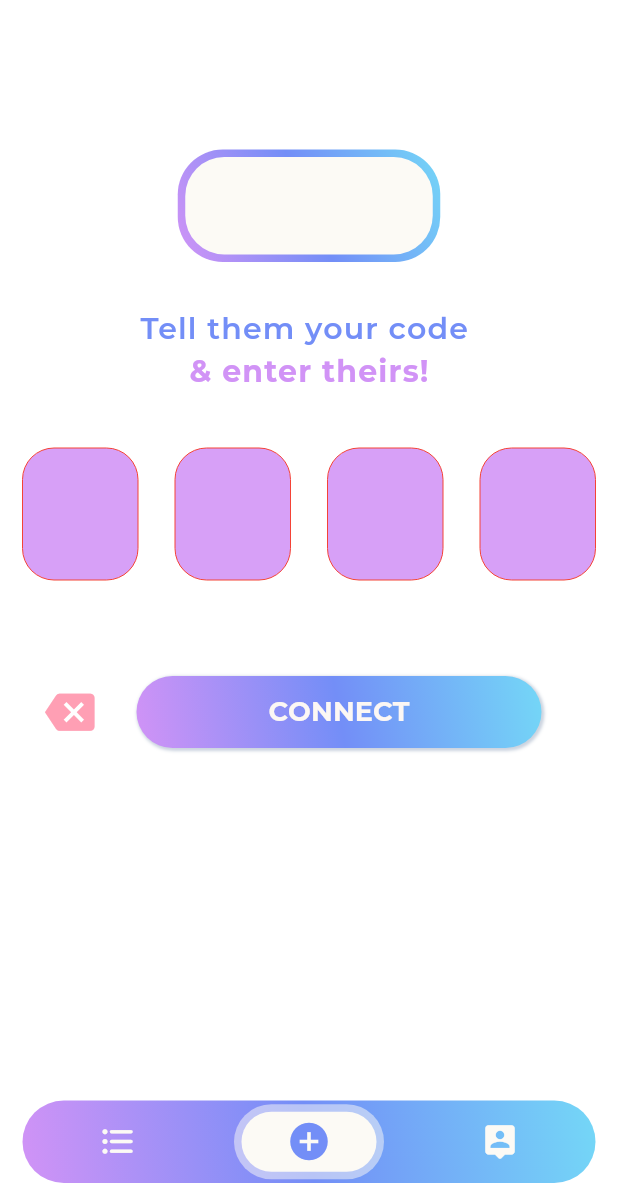
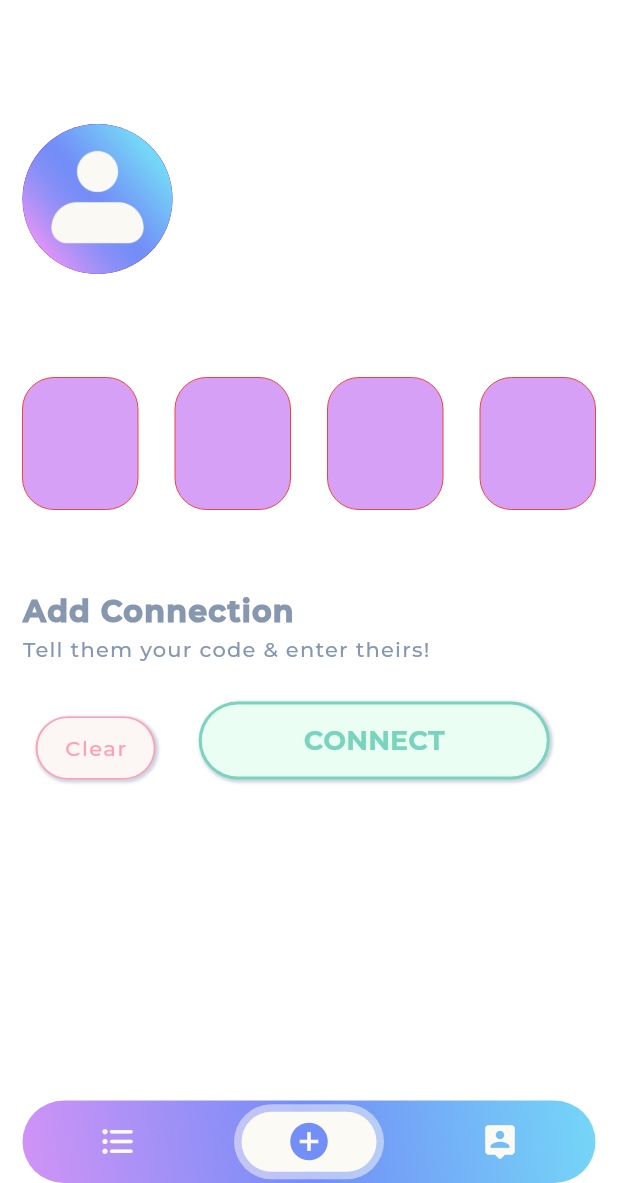
Before and after one commit to raghiiboiibaxtor/nifti_capstone, a Flutter app: the screen it shows once a user with an empty profile is signed in, on a phone screen of 412 x 824 dp, the part 53-1236 px from its top. Run offline on Flutter 3.47's test engine with Material 2 defaults, Android fonts, the phone set to English and light mode, and no system bars; drawn by our look-alikes of pin_code_fields; our stand-ins replace cloud_firestore, firebase_auth, firebase_core, firebase_storage, gradient_borders, image_picker and 1 more; accounts and stored records are empty.

Commit message:
Connection UI Updated

```diff
--- a/lib/components/pin_code.dart
+++ b/lib/components/pin_code.dart
@@ -1,10 +1,11 @@
 import 'dart:async';
 import 'package:flutter/material.dart';
+import 'package:pin_code_fields/pin_code_fields.dart';
+import '../functions/functions.dart';
+import '../functions/frontend.dart';
+import 'package:nifti_locapp/components/button.dart';
 import 'package:nifti_locapp/components/text_display.dart';
 import 'package:nifti_locapp/components/connection_modal.dart';
-import 'package:pin_code_fields/pin_code_fields.dart';
-import '../functions/functions.dart';
-import 'package:nifti_locapp/functions/frontend.dart';
 
 // ? PinCodeVerificationScreen == widget to display and capture user's unique pin
 
@@ -28,7 +29,7 @@ class PinCodeVerificationScreen extends StatefulWidget {
 class _PinCodeVerificationScreenState extends State<PinCodeVerificationScreen> {
   TextEditingController textEditingController = TextEditingController();
   StreamController<ErrorAnimationType>? errorController;
-
+  // Variables
   bool hasError = false;
   String currentText = '';
   final formKey = GlobalKey<FormState>();
@@ -37,6 +38,7 @@ class _PinCodeVerificationScreenState extends State<PinCodeVerificationScreen> {
   String pincode = '';
   String staticPin = '';
 
+  // ? get user's code and store in staticPin
   _getPincode() async {
     if (staticPin != '') {
       setState(() {});
@@ -46,6 +48,7 @@ class _PinCodeVerificationScreenState extends State<PinCodeVerificationScreen> {
     }
   }
 
+  // ? get connections data and store in Map<> friend
   _getConnectionData(String staticPin) async {
     if (staticPin != '') {
       friend = await ReadUserData.getConnectionData(staticPin);
@@ -56,6 +59,7 @@ class _PinCodeVerificationScreenState extends State<PinCodeVerificationScreen> {
     }
   }
 
+  // Run functions on page load
   @override
   void initState() {
     errorController = StreamController<ErrorAnimationType>();
@@ -70,7 +74,7 @@ class _PinCodeVerificationScreenState extends State<PinCodeVerificationScreen> {
     super.dispose();
   }
 
-  // snackBar Widget
+  // ? snackBar Widget
   snackBar(String? message) {
     return ScaffoldMessenger.of(context).showSnackBar(
       SnackBar(
@@ -79,6 +83,7 @@ class _PinCodeVerificationScreenState extends State<PinCodeVerificationScreen> {
       ),
     );
   }
+
   // * ---------------- * (BUILD WIDGET) * ---------------- *
   @override
   Widget build(BuildContext context) {
@@ -168,42 +173,36 @@ class _PinCodeVerificationScreenState extends State<PinCodeVerificationScreen> {
                   ),
                 ),
               ),
+              // Space between
+              const SizedBox(height: 10),
+              // ? Entry prompt
+              const Text("Add Connection",
+                  style: TextStyle(
+                      letterSpacing: 0.8,
+                      fontSize: 20,
+                      fontWeight: FontWeight.w900,
+                      color: Color.fromRGBO(134, 151, 175, 1))),
+              const Text('Tell them your code & enter theirs!',
+                  style: TextStyle(
+                      letterSpacing: 0.8,
+                      fontSize: 14,
+                      fontWeight: FontWeight.w500,
+                      color: Color.fromRGBO(134, 151, 175, 1))),
               const SizedBox(
-                height: 10,
-              ),
-              // ? Clear & Verify Buttons
-              Row(
-                children: [
-                  // ? Clear cell button
-                  IconButton(
-                    padding: const EdgeInsets.symmetric(horizontal: 15),
-                    alignment: Alignment.centerLeft,
-                    icon: const Icon(Icons.backspace),
-                    iconSize: 33,
-                    color: const Color.fromRGBO(255, 159, 180, 1),
-                    onPressed: () {
-                      textEditingController.clear();
-                    },
+                height: 25,
               ),
 
-                  // Verify Button
+              // ? Clear & Verify Buttons
+              Row(crossAxisAlignment: CrossAxisAlignment.end, children: [
+                Stack(
+                  alignment: AlignmentDirectional.center,
+                  children: [
+                    // Button border & drop shadow
                     Container(
-                    width: 270,
-                    margin: const EdgeInsets.symmetric(
-                        vertical: 10, horizontal: 13),
-                    decoration: BoxDecoration(
-                        gradient: const LinearGradient(
-                            begin: Alignment.bottomLeft,
-                            end: Alignment.topRight,
-                            colors: [
-                              Color.fromRGBO(209, 147, 246, 1),
-                              Color.fromRGBO(115, 142, 247, 1),
-                              Color.fromRGBO(116, 215, 247, 1),
-                            ]),
-                        borderRadius: BorderRadius.circular(30),
-
-                        // Drop shadow
-                        boxShadow: const [
+                      height: 42,
+                      width: 80,
+                      decoration: const BoxDecoration(
+                          boxShadow: [
                             BoxShadow(
                               color: Color.fromRGBO(203, 211, 223, 1),
                               offset: Offset(
@@ -212,10 +211,61 @@ class _PinCodeVerificationScreenState extends State<PinCodeVerificationScreen> {
                               ),
                               blurRadius: 1.0,
                               spreadRadius: 1.0,
+                            ), //BoxShadow
+                          ],
+                          color: Color.fromRGBO(255, 159, 180, 1),
+                          borderRadius: BorderRadius.all(Radius.circular(30))),
                     ),
-                        ]),
+                    // Clear Button
+                    ButtonComponent(
+                      onTap: () {
+                        textEditingController.clear();
+                      },
+                      text: 'Clear',
+                      fontSize: 14,
+                      fontWeight: FontWeight.w500,
+                      color: const Color.fromRGBO(252, 247, 244, 1),
+                      fontColor: const Color.fromRGBO(255, 159, 180, 1),
+                      padding: const EdgeInsets.symmetric(
+                          horizontal: 18, vertical: 10),
+                    ),
+                  ],
+                ),
+                const SizedBox(
+                  width: 20,
+                ),
+                // ? Connect Button
+                Stack(
+                  alignment: AlignmentDirectional.center,
+                  children: [
+                    // Button border & drop shadow
+                    Container(
+                      height: 52,
+                      width: 234,
+                      decoration: const BoxDecoration(
+                          boxShadow: [
+                            BoxShadow(
+                              color: Color.fromRGBO(203, 211, 223, 1),
+                              offset: Offset(
+                                1.0,
+                                1.0,
+                              ),
+                              blurRadius: 1.0,
+                              spreadRadius: 1.0,
+                            ), //BoxShadow
+                          ],
+                          color: Color.fromRGBO(121, 212, 189, 1),
+                          borderRadius: BorderRadius.all(Radius.circular(30))),
+                    ),
+                    // Verify Button
+                    Container(
+                      width: 230,
+                      decoration: BoxDecoration(
+                        color: const Color.fromRGBO(235, 254, 244, 1),
+                        borderRadius: BorderRadius.circular(30),
+                      ),
                       child: ButtonTheme(
-                      height: 50,
+                        //height: 50,
                         // ? onPressed Functionalities
                         child: TextButton(
                           onPressed: () async {
@@ -227,8 +277,8 @@ class _PinCodeVerificationScreenState extends State<PinCodeVerificationScreen> {
                               setState(() => hasError = true);
                             } else {
                               UserPincode(pincode: currentText);
-                            staticPin =
-                                await UserPincode.getStaticPincode(currentText);
+                              staticPin = await UserPincode.getStaticPincode(
+                                  currentText);
                               friend = await _getConnectionData(staticPin);
                               setState(
                                 () async {
@@ -273,7 +323,7 @@ class _PinCodeVerificationScreenState extends State<PinCodeVerificationScreen> {
                                     text: 'CONNECT',
                                     fontSize: 18,
                                     fontWeight: FontWeight.bold,
-                                  color: Color.fromRGBO(252, 247, 244, 1)),
+                                    color: Color.fromRGBO(121, 212, 189, 1)),
                               ),
                             ],
                           ),
@@ -282,6 +332,7 @@ class _PinCodeVerificationScreenState extends State<PinCodeVerificationScreen> {
                     ),
                   ],
                 ),
+              ]),
             ],
           ),
         ),
--- a/lib/pages/connection_page.dart
+++ b/lib/pages/connection_page.dart
@@ -5,7 +5,7 @@ import 'package:nifti_locapp/components/pin_code.dart';
 //import '../components/text_display.dart';
 import '../functions/functions.dart';
 
-/* * ---------------- * (STATEFUL WIDGET) CLASS CONNECTOR (STATEFUL WIDGET) * ---------------- * */
+// * ---------------- * (STATEFUL WIDGET) CLASS CONNECTOR (STATEFUL WIDGET) * ---------------- *
 class ConnectPage extends StatelessWidget {
   const ConnectPage({super.key});
 
@@ -17,7 +17,7 @@ class ConnectPage extends StatelessWidget {
   }
 }
 
-/* * ---------------- * (STATEFUL WIDGET) CLASS CONNECTOR (STATEFUL WIDGET) * ---------------- * */
+// * ---------------- * (STATEFUL WIDGET) CLASS CONNECTOR (STATEFUL WIDGET) * ---------------- *
 class Connector extends StatefulWidget {
   const Connector({super.key});
 
@@ -25,7 +25,7 @@ class Connector extends StatefulWidget {
   State<Connector> createState() => _ConnectorState();
 }
 
-/* * ---------------- * (STATE) CLASS _ConnectorState (STATE) * ---------------- * */
+// * ---------------- * (STATE) CLASS _ConnectorState (STATE) * ---------------- *
 class _ConnectorState extends State<Connector> {
   late Map<String, Object?> details = {};
 
@@ -55,6 +55,7 @@ class _ConnectorState extends State<Connector> {
     super.initState();
   }
 
+  // * ---------------- * (BUILD WIDGET) * ---------------- *
   @override
   Widget build(BuildContext context) {
     return Scaffold(
@@ -63,78 +64,55 @@ class _ConnectorState extends State<Connector> {
             padding: const EdgeInsets.symmetric(horizontal: 15),
             child: Center(
                 child: Column(
-                    crossAxisAlignment: CrossAxisAlignment.center,
-                    mainAxisAlignment: MainAxisAlignment.center,
+                    //crossAxisAlignment: CrossAxisAlignment.center,
+                    //mainAxisAlignment: MainAxisAlignment.center,
                     //crossAxisAlignment: CrossAxisAlignment.top,
                     children: [
                   const SizedBox(
-                    height: 100,
+                    height: 70,
                   ),
-                  // ? Display user's personal code
-                  Stack(
-                    alignment: AlignmentDirectional.center,
+                  Row(
+                    crossAxisAlignment: CrossAxisAlignment.center,
+                    mainAxisAlignment: MainAxisAlignment.start,
                     children: [
-                      // Background gradient container
-                      Container(
-                        padding: const EdgeInsets.symmetric(vertical: 4),
-                        alignment: Alignment.center,
-                        height: 75,
-                        width: 175,
-                        decoration: const BoxDecoration(
-                            gradient: LinearGradient(
-                                begin: Alignment.bottomLeft,
-                                end: Alignment.topRight,
-                                colors: [
-                                  Color.fromRGBO(209, 147, 246, 1),
-                                  Color.fromRGBO(115, 142, 247, 1),
-                                  Color.fromRGBO(116, 215, 247, 1),
-                                ]),
-                            borderRadius: BorderRadius.all(
-                              Radius.circular(30),
-                            )),
-                        child: CopyTool(
-                          text: "${details['pincode']}",
-                          fontSize: 35,
-                          letterSpacing: 5,
-                        ),
+                      const Stack(
+                        children: [
+                          // Profile picture
+                          /*userData['imageLink'] != null
+                            ?
+                            CircleAvatar(
+                                radius: 50,
+                                backgroundImage: const AssetImage(
+                                    'images/defaultProfileImage.png'),
+                                child: CircleAvatar(
+                                  radius: 45,
+                                  backgroundImage:
+                                      NetworkImage(imageUrl, scale: 1.0),
+                                ),
+                              )
+                            : */
+                          CircleAvatar(
+                            radius: 50,
+                            backgroundImage:
+                                AssetImage('images/defaultProfileImage.png'),
+                          ),
+                        ],
                       ),
-                      // White container displaying code
-                      Container(
-                        padding: const EdgeInsets.symmetric(vertical: 4),
-                        alignment: Alignment.center,
-                        height: 65,
-                        width: 165,
-                        decoration: const BoxDecoration(
-                            color: Color.fromRGBO(252, 250, 245, 1),
-                            borderRadius: BorderRadius.all(
-                              Radius.circular(26),
-                            )),
-                        child: CopyTool(
-                          text: "${details['pincode']}",
-                          fontSize: 35,
-                          letterSpacing: 5,
-                        ),
+                      // Space between
+                      const SizedBox(
+                        width: 15,
+                      ),
+
+                      // ? Display user's personal code
+                      CopyTool(
+                        text: "${details['pincode']}",
+                        fontSize: 88,
+                        letterSpacing: 1,
                       ),
                     ],
                   ),
                   // Space between
-                  const SizedBox(height: 30),
-                  // ? Entry prompt
-                  const Text("Tell them your code ",
-                      style: TextStyle(
-                        letterSpacing: 0.8,
-                          fontSize: 20,
-                          fontWeight: FontWeight.w600,
-                          color: Color.fromRGBO(115, 142, 247, 1))),
-                  const Text('& enter theirs!',
-                      style:
-                          TextStyle(letterSpacing: 0.8, fontSize: 20, fontWeight: FontWeight.w700, color: Color.fromRGBO(209, 147, 246, 1))),
-                  /*Text("Friends details: ${friend['firstName']}",
-                  style: const TextStyle(
-                      fontSize: 23, fontWeight: FontWeight.w400)),*/
-
-                  // Space between
-                  const SizedBox(height: 20),
+                  const SizedBox(height: 40),
                   SizedBox(
                     height: MediaQuery.of(context).size.height,
                     width: MediaQuery.of(context).size.width,
@@ -142,4 +120,6 @@ class _ConnectorState extends State<Connector> {
                   ),
                 ]))));
   }
+  // * ---------------- * END OF (BUILD WIDGET) * ---------------- *
 }
+// * ---------------- * END OF (STATE) CLASS _LoginPageState (STATE) * ---------------- *
```
Lines whose indentation alone changed are shown as unchanged.
